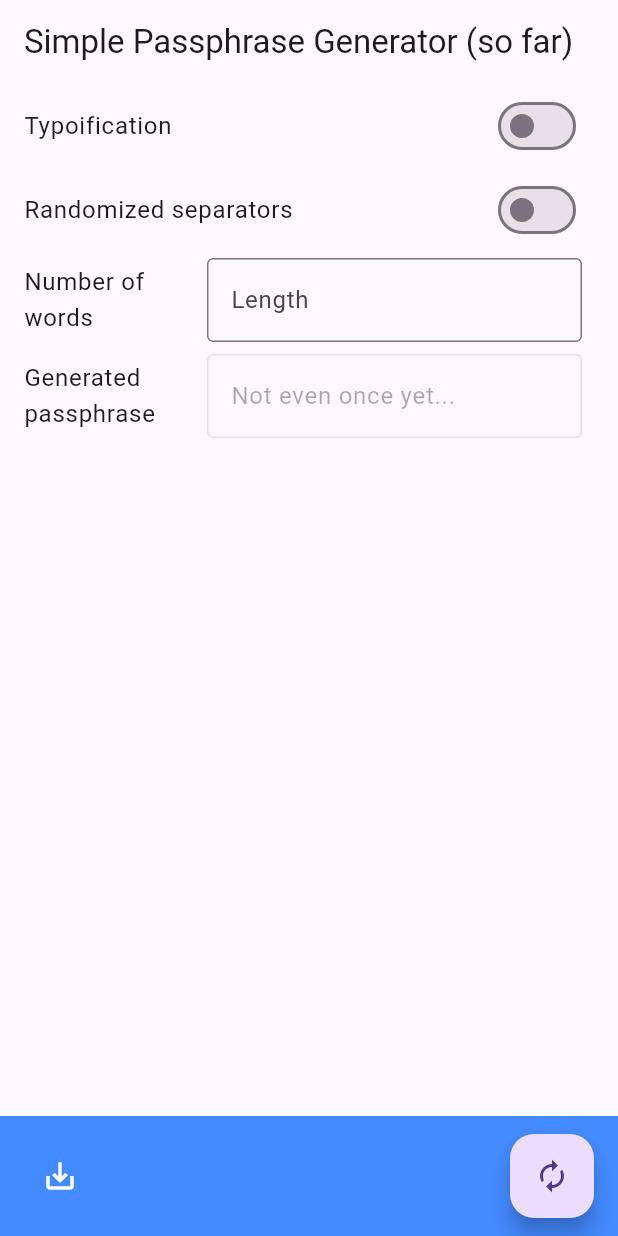
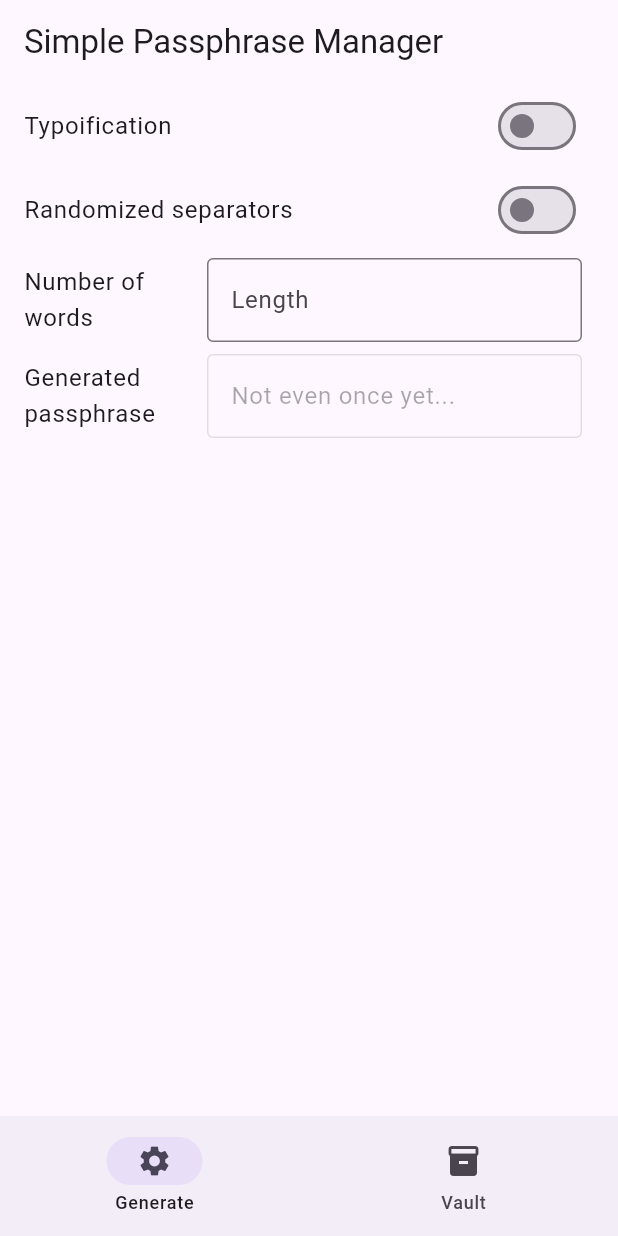
Before and after one commit to stereomato/spm_gui, a Flutter app: the screen it shows after launch, on a phone screen of 412 x 824 dp. Run offline on Flutter 3.47's test engine with Material 2 defaults, Android fonts, the phone set to English and light mode, and no system bars; missing offline and left inert: spm_dart.

Commit message:
add the provider flutter package, implement navigationBar

```diff
--- a/lib/main.dart
+++ b/lib/main.dart
@@ -2,9 +2,24 @@ import 'dart:math';
 
 import 'package:flutter/material.dart';
 import 'package:spm_dart/spm_dart.dart';
+import 'package:provider/provider.dart';
 
 void main() {
-  runApp(const SPMgui());
+  runApp(
+    ChangeNotifierProvider(
+      create: (context) => SPMPageHandler(),
+      child: const SPMgui(),
+    ),
+  );
+}
+
+class SPMPageHandler with ChangeNotifier {
+  int currentPage = 0;
+
+  void switchPage(int value) {
+    currentPage = value;
+    notifyListeners();
+  }
 }
 
 class SPMgui extends StatefulWidget {
@@ -19,10 +34,44 @@ class SPMgui extends StatefulWidget {
   // used by the build method of the State. Fields in a Widget subclass are
   // always marked "final".
   @override
-  State<SPMgui> createState() => _SPMguiState();
+  State<SPMgui> createState() => _SPMguiScreen();
 }
 
-class _SPMguiState extends State<SPMgui> {
+class _SPMguiScreen extends State<SPMgui> {
+  // For the navigationBar
+  @override
+  Widget build(BuildContext context) {
+    return MaterialApp(
+      theme: ThemeData(useMaterial3: true),
+      home: Scaffold(
+        appBar: AppBar(
+          automaticallyImplyLeading: false,
+          title: const Text('Simple Passphrase Manager'),
+        ),
+        // Here we switch between the page setup
+
+        body: Consumer<SPMPageHandler>(
+            builder: (context, value, child) => switch (value.currentPage) {
+                  0 => SPMguiGeneratorPage(),
+                  1 => Text('To be built'),
+                  _ => Text('whoops'),
+                }),
+        bottomNavigationBar: const SPMguiNavigationBar(),
+      ),
+    );
+  }
+}
+
+class SPMguiGeneratorPage extends StatefulWidget {
+  const SPMguiGeneratorPage({super.key});
+
+  @override
+  State<SPMguiGeneratorPage> createState() => _SPMguiGeneratorPageState();
+}
+
+// For the time being lets treat this as the main view...
+
+class _SPMguiGeneratorPageState extends State<SPMguiGeneratorPage> {
   // UI Code
 
   // Code for the passphrase generation
@@ -59,17 +108,7 @@ class _SPMguiState extends State<SPMgui> {
 
   @override
   Widget build(BuildContext context) {
-    return MaterialApp(
-      theme: ThemeData(
-        useMaterial3: true,
-      ),
-      home: Scaffold(
-          appBar: AppBar(
-            automaticallyImplyLeading: false,
-            title: const Text("Simple Passphrase Generator (so far)"),
-          ),
-          //TODO: check widget list for the body
-          body: ListView(
+    return ListView(
       padding: const EdgeInsets.only(bottom: 88),
       children: <Widget>[
         SwitchListTile(
@@ -111,7 +150,11 @@ class _SPMguiState extends State<SPMgui> {
           ),
         ),
       ],
-          ),
+    );
+  }
+}
+
+/*
           floatingActionButton: FloatingActionButton(
             onPressed: _generatePassphrase,
             tooltip: 'Generate a passphrase with the defined settings above',
@@ -119,11 +162,48 @@ class _SPMguiState extends State<SPMgui> {
           ),
           floatingActionButtonLocation:
               FloatingActionButtonLocation.endContained,
-          bottomNavigationBar: const SPMguiBottomAppBar()),
+          bottomNavigationBar: const SPMguiNavigationBar()),*/
+
+class SPMguiNavigationBar extends StatefulWidget {
+  const SPMguiNavigationBar({super.key});
+  @override
+  State<SPMguiNavigationBar> createState() => _SPMguiNavigationBarState();
+}
+
+class _SPMguiNavigationBarState extends State<SPMguiNavigationBar> {
+  int currentPageIndex = 0;
+  @override
+  Widget build(BuildContext context) {
+    return NavigationBar(
+      // update index as user changes it
+      onDestinationSelected: (int index) {
+        setState(() {
+          currentPageIndex = index;
+          var switcher = context.read<SPMPageHandler>();
+          switcher.switchPage(currentPageIndex);
+        });
+      },
+      selectedIndex: currentPageIndex,
+      destinations: const <Widget>[
+        NavigationDestination(
+          icon: Icon(Icons.settings),
+          label: 'Generate',
+        ),
+        NavigationDestination(
+          icon: Icon(Icons.inventory_2),
+          label: 'Vault',
+        ),
+      ],
     );
   }
 }
 
+
+
+
+
+// Not really wanted anymore
+/*
 class SPMguiBottomAppBar extends StatelessWidget {
   const SPMguiBottomAppBar({super.key});
 
@@ -146,3 +226,4 @@ class SPMguiBottomAppBar extends StatelessWidget {
     );
   }
 }
+*/
--- a/pubspec.yaml
+++ b/pubspec.yaml
@@ -37,6 +37,7 @@ dependencies:
   # The following adds the Cupertino Icons font to your application.
   # Use with the CupertinoIcons class for iOS style icons.
   cupertino_icons: ^1.0.2
+  provider: ^6.0.5
 
 dev_dependencies:
   flutter_test:
```
Also changed, not shown: pubspec.lock. Lines whose indentation alone changed are shown as unchanged.
